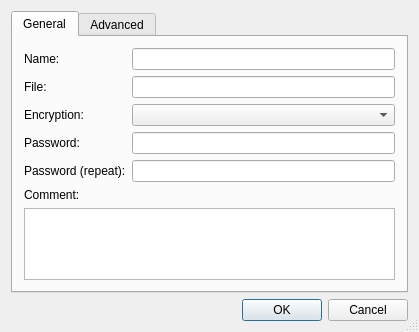
The window that source/console/address_book_dialog.ui (dchapyshev/aspia) describes before a commit, drawn with Qt 5.
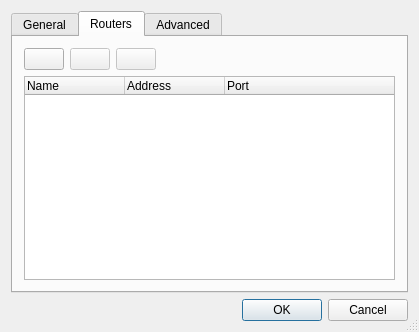
The same window after the commit. The open tabs and pages were chosen to show the change. Icons and pictures are not drawn.

Commit message: Implemented management of routers in the address book.

Patch:
```diff
--- a/source/console/address_book_dialog.ui
+++ b/source/console/address_book_dialog.ui
@@ -133,6 +133,91 @@
        </item>
       </layout>
      </widget>
+     <widget class="QWidget" name="tab">
+      <attribute name="title">
+       <string>Routers</string>
+      </attribute>
+      <layout class="QVBoxLayout" name="verticalLayout_7">
+       <item>
+        <layout class="QHBoxLayout" name="horizontalLayout_4">
+         <item>
+          <widget class="QPushButton" name="button_add_router">
+           <property name="text">
+            <string/>
+           </property>
+           <property name="icon">
+            <iconset resource="resources/console.qrc">
+             <normaloff>:/img/plus.png</normaloff>:/img/plus.png</iconset>
+           </property>
+          </widget>
+         </item>
+         <item>
+          <widget class="QPushButton" name="button_modify_router">
+           <property name="enabled">
+            <bool>false</bool>
+           </property>
+           <property name="text">
+            <string/>
+           </property>
+           <property name="icon">
+            <iconset resource="resources/console.qrc">
+             <normaloff>:/img/pencil.png</normaloff>:/img/pencil.png</iconset>
+           </property>
+          </widget>
+         </item>
+         <item>
+          <widget class="QPushButton" name="button_delete_router">
+           <property name="enabled">
+            <bool>false</bool>
+           </property>
+           <property name="text">
+            <string/>
+           </property>
+           <property name="icon">
+            <iconset resource="resources/console.qrc">
+             <normaloff>:/img/minus.png</normaloff>:/img/minus.png</iconset>
+           </property>
+          </widget>
+         </item>
+         <item>
+          <spacer name="horizontalSpacer">
+           <property name="orientation">
+            <enum>Qt::Horizontal</enum>
+           </property>
+           <property name="sizeHint" stdset="0">
+            <size>
+             <width>40</width>
+             <height>20</height>
+            </size>
+           </property>
+          </spacer>
+         </item>
+        </layout>
+       </item>
+       <item>
+        <widget class="QTreeWidget" name="tree_routers">
+         <property name="indentation">
+          <number>0</number>
+         </property>
+         <column>
+          <property name="text">
+           <string>Name</string>
+          </property>
+         </column>
+         <column>
+          <property name="text">
+           <string>Address</string>
+          </property>
+         </column>
+         <column>
+          <property name="text">
+           <string>Port</string>
+          </property>
+         </column>
+        </widget>
+       </item>
+      </layout>
+     </widget>
      <widget class="QWidget" name="advanced_tab">
       <attribute name="title">
        <string>Advanced</string>
```
The commit also changes 17 other files.
